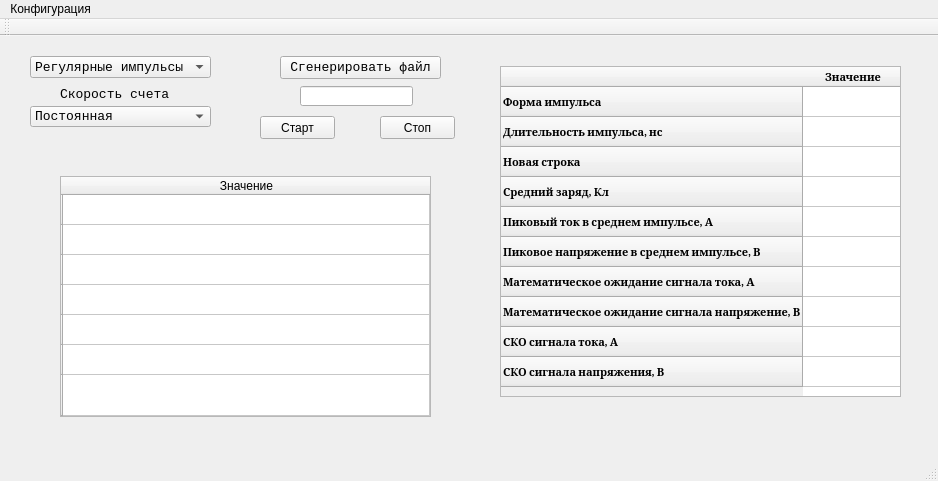
The window that mainwindow.ui (bahec06/ISKD) describes before a commit, drawn with Qt 5.
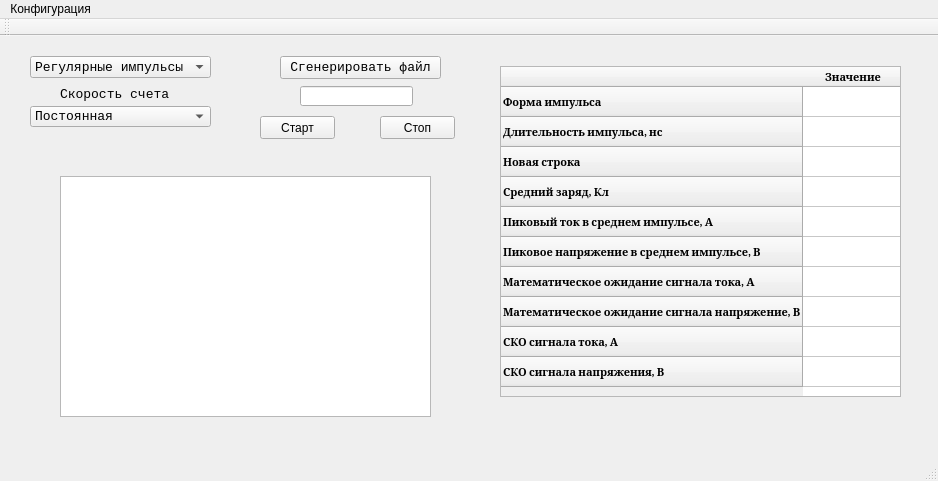
The same window after the commit.

Patch:
```diff
--- a/mainwindow.ui
+++ b/mainwindow.ui
@@ -124,48 +124,8 @@
      <bool>true</bool>
     </attribute>
     <attribute name="verticalHeaderStretchLastSection">
-     <bool>true</bool>
+     <bool>false</bool>
     </attribute>
-    <row>
-     <property name="text">
-      <string/>
-     </property>
-    </row>
-    <row>
-     <property name="text">
-      <string/>
-     </property>
-    </row>
-    <row>
-     <property name="text">
-      <string/>
-     </property>
-    </row>
-    <row>
-     <property name="text">
-      <string/>
-     </property>
-    </row>
-    <row>
-     <property name="text">
-      <string/>
-     </property>
-    </row>
-    <row>
-     <property name="text">
-      <string/>
-     </property>
-    </row>
-    <row>
-     <property name="text">
-      <string/>
-     </property>
-    </row>
-    <column>
-     <property name="text">
-      <string>Значение</string>
-     </property>
-    </column>
    </widget>
    <widget class="QPushButton" name="start_gen_file_but">
     <property name="geometry">
```
